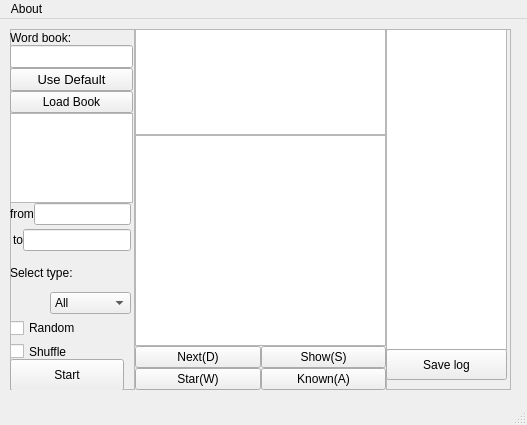
The window that hani3K.ui (hypan599/My3kWords) describes before a commit, drawn with Qt 5.
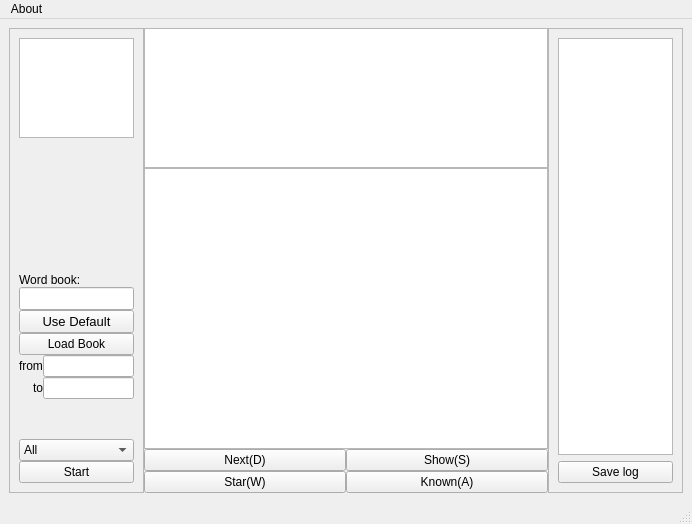
The same window after the commit.

Patch:
```diff
--- a/hani3K.ui
+++ b/hani3K.ui
@@ -6,24 +6,29 @@
    <rect>
     <x>0</x>
     <y>0</y>
-    <width>527</width>
-    <height>425</height>
+    <width>692</width>
+    <height>524</height>
    </rect>
   </property>
+  <property name="sizePolicy">
+   <sizepolicy hsizetype="Expanding" vsizetype="Expanding">
+    <horstretch>0</horstretch>
+    <verstretch>0</verstretch>
+   </sizepolicy>
+  </property>
   <property name="windowTitle">
    <string>hani3K</string>
   </property>
   <widget class="QWidget" name="centralwidget">
-   <widget class="QWidget" name="layoutWidget">
-    <property name="geometry">
-     <rect>
-      <x>10</x>
-      <y>10</y>
-      <width>501</width>
-      <height>361</height>
-     </rect>
-    </property>
-    <layout class="QHBoxLayout" name="horizontalLayout_3" stretch="1,2,1">
+   <property name="sizePolicy">
+    <sizepolicy hsizetype="Expanding" vsizetype="Expanding">
+     <horstretch>0</horstretch>
+     <verstretch>0</verstretch>
+    </sizepolicy>
+   </property>
+   <layout class="QHBoxLayout" name="horizontalLayout_5">
+    <item>
+     <layout class="QHBoxLayout" name="horizontalLayout_3" stretch="1,3,1">
      <property name="spacing">
       <number>0</number>
      </property>
@@ -35,136 +40,43 @@
        <property name="frameShadow">
         <enum>QFrame::Raised</enum>
        </property>
-       <widget class="QPushButton" name="pushButton">
-        <property name="geometry">
-         <rect>
-          <x>0</x>
-          <y>330</y>
-          <width>114</width>
-          <height>32</height>
-         </rect>
-        </property>
-        <property name="text">
-         <string>Start</string>
-        </property>
-       </widget>
-       <widget class="QWidget" name="layoutWidget">
-        <property name="geometry">
-         <rect>
-          <x>0</x>
-          <y>290</y>
-          <width>76</width>
-          <height>41</height>
-         </rect>
-        </property>
+        <layout class="QVBoxLayout" name="verticalLayout_10">
+         <item>
+          <widget class="QTextBrowser" name="book_info">
+           <property name="sizePolicy">
+            <sizepolicy hsizetype="Expanding" vsizetype="Maximum">
+             <horstretch>0</horstretch>
+             <verstretch>0</verstretch>
+            </sizepolicy>
+           </property>
+           <property name="maximumSize">
+            <size>
+             <width>16777215</width>
+             <height>100</height>
+            </size>
+           </property>
+           <property name="font">
+            <font>
+             <pointsize>9</pointsize>
+            </font>
+           </property>
+          </widget>
+         </item>
+         <item>
+          <spacer name="verticalSpacer_2">
+           <property name="orientation">
+            <enum>Qt::Vertical</enum>
+           </property>
+           <property name="sizeHint" stdset="0">
+            <size>
+             <width>20</width>
+             <height>40</height>
+            </size>
+           </property>
+          </spacer>
+         </item>
+         <item>
         <layout class="QVBoxLayout" name="verticalLayout_6">
-         <item>
-          <widget class="QCheckBox" name="random_box">
-           <property name="text">
-            <string>Random</string>
-           </property>
-          </widget>
-         </item>
-         <item>
-          <widget class="QCheckBox" name="shuffle_box">
-           <property name="text">
-            <string>Shuffle</string>
-           </property>
-          </widget>
-         </item>
-        </layout>
-       </widget>
-       <widget class="QWidget" name="layoutWidget">
-        <property name="geometry">
-         <rect>
-          <x>0</x>
-          <y>230</y>
-          <width>121</width>
-          <height>55</height>
-         </rect>
-        </property>
-        <layout class="QVBoxLayout" name="verticalLayout_7">
-         <item>
-          <widget class="QLabel" name="label_3">
-           <property name="text">
-            <string>Select type:</string>
-           </property>
-          </widget>
-         </item>
-         <item alignment="Qt::AlignRight">
-          <widget class="QComboBox" name="learn_type">
-           <item>
-            <property name="text">
-             <string>All</string>
-            </property>
-           </item>
-           <item>
-            <property name="text">
-             <string>Star</string>
-            </property>
-           </item>
-           <item>
-            <property name="text">
-             <string>Unknown</string>
-            </property>
-           </item>
-          </widget>
-         </item>
-        </layout>
-       </widget>
-       <widget class="QWidget" name="layoutWidget">
-        <property name="geometry">
-         <rect>
-          <x>0</x>
-          <y>170</y>
-          <width>121</width>
-          <height>58</height>
-         </rect>
-        </property>
-        <layout class="QVBoxLayout" name="verticalLayout_8">
-         <property name="spacing">
-          <number>0</number>
-         </property>
-         <item>
-          <layout class="QHBoxLayout" name="horizontalLayout_4">
-           <item>
-            <widget class="QLabel" name="label">
-             <property name="text">
-              <string>from</string>
-             </property>
-            </widget>
-           </item>
-           <item>
-            <widget class="QLineEdit" name="from_bsr"/>
-           </item>
-          </layout>
-         </item>
-         <item>
-          <layout class="QHBoxLayout" name="horizontalLayout_5">
-           <item alignment="Qt::AlignRight">
-            <widget class="QLabel" name="label_2">
-             <property name="text">
-              <string>to</string>
-             </property>
-            </widget>
-           </item>
-           <item alignment="Qt::AlignRight">
-            <widget class="QLineEdit" name="to_bsr"/>
-           </item>
-          </layout>
-         </item>
-        </layout>
-       </widget>
-       <widget class="QWidget" name="layoutWidget">
-        <property name="geometry">
-         <rect>
-          <x>0</x>
-          <y>2</y>
-          <width>123</width>
-          <height>172</height>
-         </rect>
-        </property>
-        <layout class="QVBoxLayout" name="verticalLayout_9">
          <property name="spacing">
           <number>0</number>
          </property>
@@ -218,16 +130,88 @@
           </layout>
          </item>
          <item>
-          <widget class="QTextBrowser" name="book_info">
-           <property name="font">
-            <font>
-             <pointsize>9</pointsize>
-            </font>
-           </property>
-          </widget>
-         </item>
-        </layout>
-       </widget>
+            <layout class="QHBoxLayout" name="horizontalLayout_4">
+             <property name="spacing">
+              <number>0</number>
+             </property>
+             <item>
+              <layout class="QVBoxLayout" name="verticalLayout_9">
+               <property name="spacing">
+                <number>0</number>
+               </property>
+               <item>
+                <widget class="QLabel" name="label">
+                 <property name="text">
+                  <string>from</string>
+                 </property>
+                </widget>
+               </item>
+               <item alignment="Qt::AlignRight">
+                <widget class="QLabel" name="label_2">
+                 <property name="text">
+                  <string>to</string>
+                 </property>
+                </widget>
+               </item>
+              </layout>
+             </item>
+             <item>
+              <layout class="QVBoxLayout" name="verticalLayout_8">
+               <property name="spacing">
+                <number>0</number>
+               </property>
+               <item>
+                <widget class="QLineEdit" name="from_bsr"/>
+               </item>
+               <item>
+                <widget class="QLineEdit" name="to_bsr"/>
+               </item>
+              </layout>
+             </item>
+            </layout>
+           </item>
+           <item>
+            <spacer name="verticalSpacer">
+             <property name="orientation">
+              <enum>Qt::Vertical</enum>
+             </property>
+             <property name="sizeHint" stdset="0">
+              <size>
+               <width>20</width>
+               <height>40</height>
+              </size>
+             </property>
+            </spacer>
+           </item>
+           <item>
+            <widget class="QComboBox" name="learn_type">
+             <item>
+              <property name="text">
+               <string>All</string>
+              </property>
+             </item>
+             <item>
+              <property name="text">
+               <string>Star</string>
+              </property>
+             </item>
+             <item>
+              <property name="text">
+               <string>Unknown</string>
+              </property>
+             </item>
+            </widget>
+           </item>
+           <item>
+            <widget class="QPushButton" name="pushButton">
+             <property name="text">
+              <string>Start</string>
+             </property>
+            </widget>
+           </item>
+          </layout>
+         </item>
+        </layout>
       </widget>
      </item>
      <item>
@@ -295,40 +279,30 @@
        <property name="frameShadow">
         <enum>QFrame::Raised</enum>
        </property>
-       <widget class="QTextBrowser" name="log_bsr">
-        <property name="geometry">
-         <rect>
-          <x>0</x>
-          <y>0</y>
-          <width>121</width>
-          <height>321</height>
-         </rect>
-        </property>
-       </widget>
+        <layout class="QVBoxLayout" name="verticalLayout_7">
+         <item>
+          <widget class="QTextBrowser" name="log_bsr"/>
+         </item>
+         <item>
        <widget class="QPushButton" name="save_log_btn">
-        <property name="geometry">
-         <rect>
-          <x>0</x>
-          <y>320</y>
-          <width>121</width>
-          <height>31</height>
-         </rect>
-        </property>
         <property name="text">
          <string>Save log</string>
         </property>
        </widget>
-      </widget>
      </item>
     </layout>
    </widget>
+      </item>
+     </layout>
+    </item>
+   </layout>
   </widget>
   <widget class="QMenuBar" name="menubar">
    <property name="geometry">
     <rect>
      <x>0</x>
      <y>0</y>
-     <width>527</width>
+     <width>692</width>
      <height>22</height>
     </rect>
    </property>
```
Lines whose indentation alone changed are shown as unchanged.
